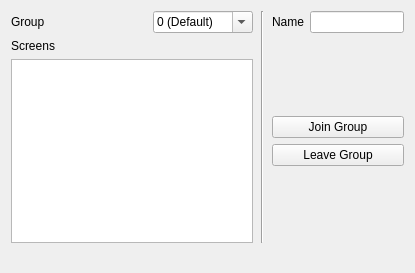
This is gui/simulator/MainWindow.ui in symless/synergy-hogsback as Qt 5 draws it before an edit. The edited form follows.
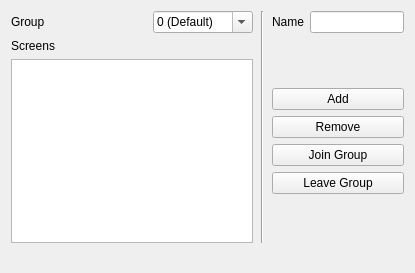
This is the edited form.

Commit message: #16 Add more buttons and wire list and add button

Diff of the .ui file:
```diff
--- a/gui/simulator/MainWindow.ui
+++ b/gui/simulator/MainWindow.ui
@@ -149,7 +149,21 @@
          </spacer>
         </item>
         <item>
-         <widget class="QPushButton" name="pushButton">
+         <widget class="QPushButton" name="p_pushButtonAdd">
+          <property name="text">
+           <string>Add</string>
+          </property>
+         </widget>
+        </item>
+        <item>
+         <widget class="QPushButton" name="p_pushButtonRemove">
+          <property name="text">
+           <string>Remove</string>
+          </property>
+         </widget>
+        </item>
+        <item>
+         <widget class="QPushButton" name="p_pushButtonJoin">
           <property name="text">
            <string>Join Group</string>
           </property>
```
Left out of the diff: 8 changed lines with no effect on the pictures. The commit also changes 4 other files.
